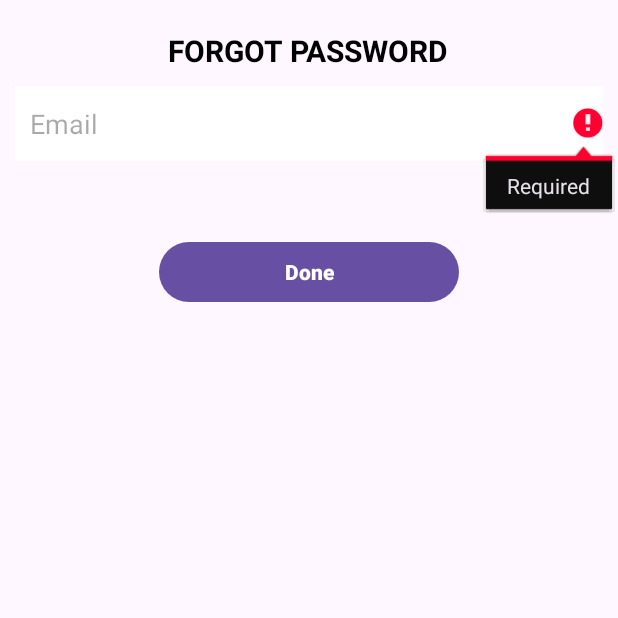
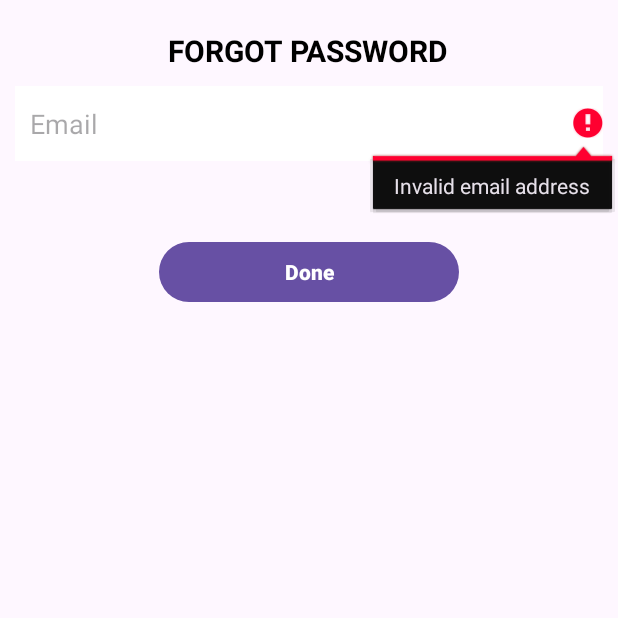
Before and after one commit to lethanhtuan04/LayoutGiay1, an Android app: the ForgotPassActivity screen opened directly, with no data from a screen before it, after a tap on "Done", on a phone screen of 412 x 824 dp, the top half of it. Run offline under Robolectric (Android 15) with nearby library versions, the phone set to English and light mode, and no system bars; our stand-ins replace Firebase (no records; nobody signed in at launch, a user with empty details on screens opened directly).

Commit message:
add resetpassword

```diff
--- a/app/src/main/java/com/example/myapplication/ForgotPassActivity.java
+++ b/app/src/main/java/com/example/myapplication/ForgotPassActivity.java
@@ -1,16 +1,15 @@
 package com.example.myapplication;
 
-import androidx.annotation.NonNull;
-import androidx.appcompat.app.AppCompatActivity;
-
-import android.app.Activity;
-import android.app.ProgressDialog;
 import android.content.Intent;
 import android.os.Bundle;
+import android.text.TextUtils;
 import android.view.View;
 import android.widget.Button;
 import android.widget.EditText;
 import android.widget.Toast;
+
+import androidx.annotation.NonNull;
+import androidx.appcompat.app.AppCompatActivity;
 
 import com.example.myapplication.activity.LoginActivity;
 import com.google.android.gms.tasks.OnCompleteListener;
@@ -60,12 +59,16 @@ public class ForgotPassActivity extends AppCompatActivity {
 
     }
 
+    private boolean isValidEmail(CharSequence target) {
+        return !TextUtils.isEmpty(target) && android.util.Patterns.EMAIL_ADDRESS.matcher(target).matches();
+    }
+
     private void validateData() {
         String email = edt_email.getText().toString();
-        if(email.isEmpty()){
-            edt_email.setError("Required");
-        }else{
+        if (isValidEmail(email)) {
             forgetPass(email);
+        } else {
+            edt_email.setError("Invalid email address");
         }
     }
 
```
